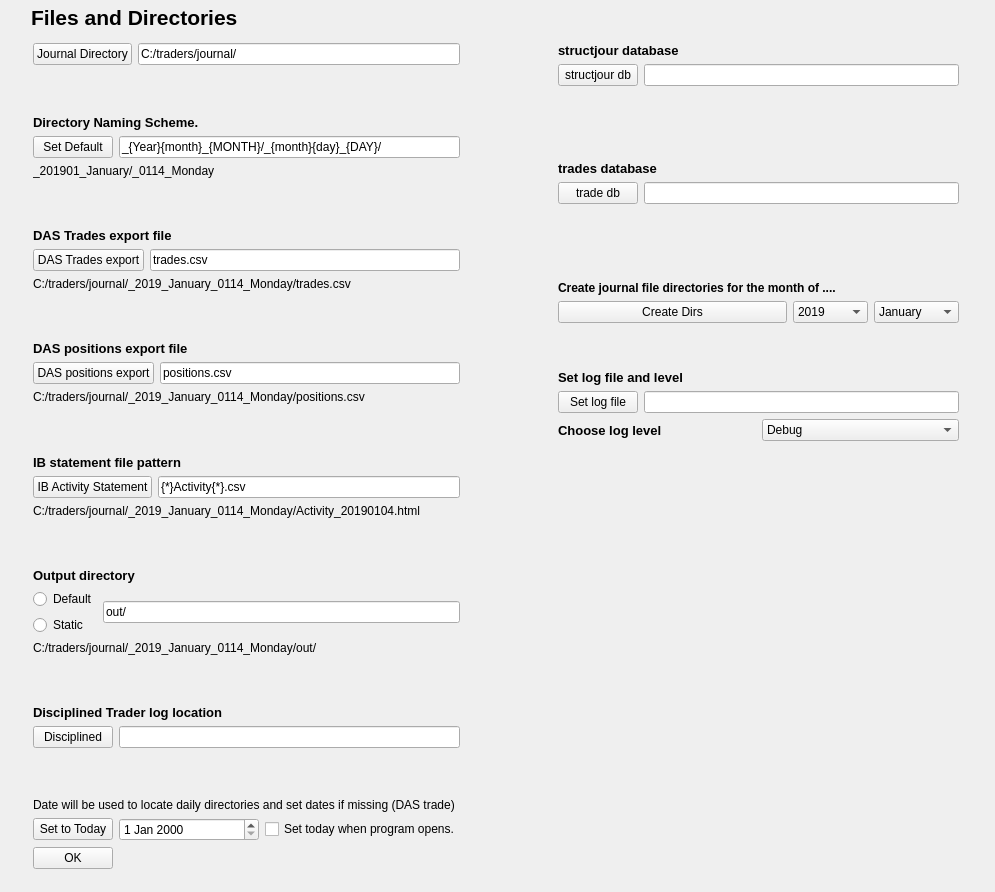
Qt form structjour/view/filesettings.ui (MikePia/structjour) before a commit.
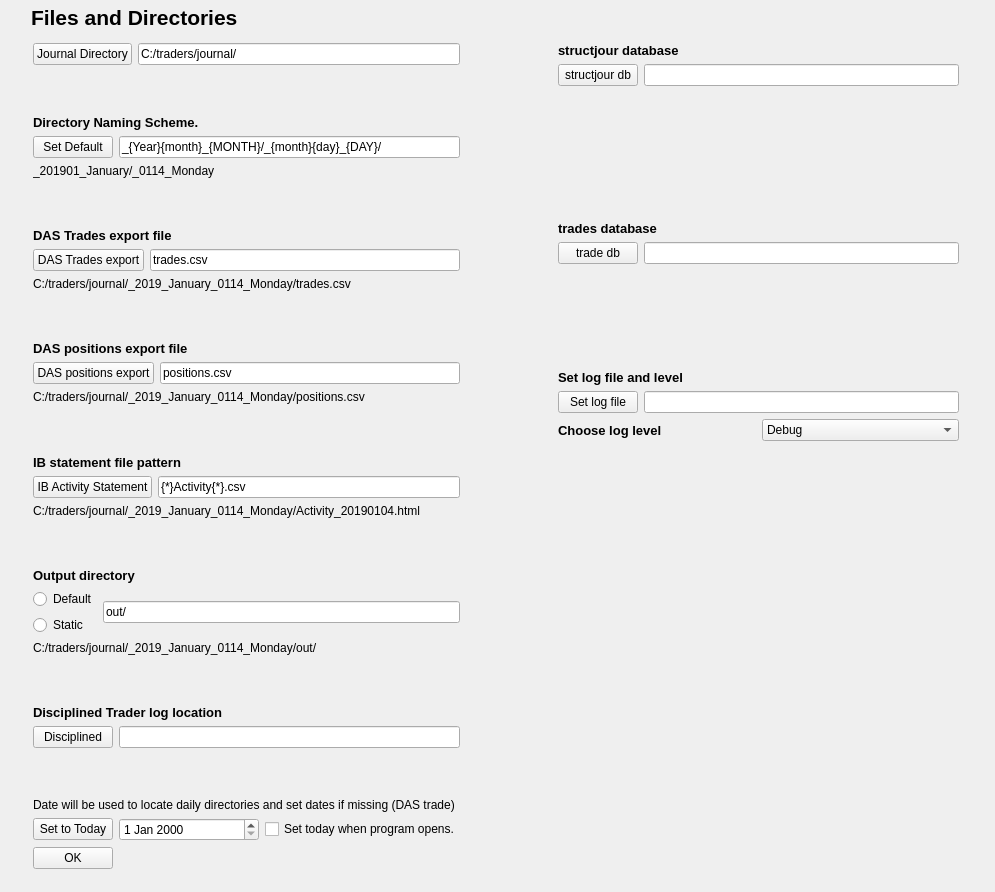
The same form after that commit. Icons and pictures are not drawn.

Commit message: Removed createDirs Stuff from filesettings dlg

```diff
--- a/structjour/view/filesettings.ui
+++ b/structjour/view/filesettings.ui
@@ -37,7 +37,7 @@
     <string>Files and Directories</string>
    </property>
   </widget>
-  <widget class="QWidget" name="">
+  <widget class="QWidget" name="layoutWidget">
    <property name="geometry">
     <rect>
      <x>33</x>
@@ -671,188 +671,6 @@
           </item>
          </layout>
         </item>
-        <item>
-         <layout class="QVBoxLayout" name="verticalLayout_6">
-          <item>
-           <spacer name="verticalSpacer_10">
-            <property name="orientation">
-             <enum>Qt::Vertical</enum>
-            </property>
-            <property name="sizeHint" stdset="0">
-             <size>
-              <width>20</width>
-              <height>18</height>
-             </size>
-            </property>
-           </spacer>
-          </item>
-          <item>
-           <layout class="QVBoxLayout" name="verticalLayout_5">
-            <item>
-             <widget class="QLabel" name="label_10">
-              <property name="sizePolicy">
-               <sizepolicy hsizetype="Minimum" vsizetype="Preferred">
-                <horstretch>0</horstretch>
-                <verstretch>0</verstretch>
-               </sizepolicy>
-              </property>
-              <property name="font">
-               <font>
-                <pointsize>9</pointsize>
-                <weight>75</weight>
-                <bold>true</bold>
-               </font>
-              </property>
-              <property name="text">
-               <string>Create journal file directories for the month of ....</string>
-              </property>
-             </widget>
-            </item>
-            <item>
-             <layout class="QHBoxLayout" name="horizontalLayout_12">
-              <item>
-               <widget class="QPushButton" name="createDirsBtn">
-                <property name="focusPolicy">
-                 <enum>Qt::NoFocus</enum>
-                </property>
-                <property name="text">
-                 <string>Create Dirs</string>
-                </property>
-               </widget>
-              </item>
-              <item>
-               <widget class="QComboBox" name="createDirsYear">
-                <property name="sizePolicy">
-                 <sizepolicy hsizetype="Minimum" vsizetype="Fixed">
-                  <horstretch>0</horstretch>
-                  <verstretch>0</verstretch>
-                 </sizepolicy>
-                </property>
-                <property name="maximumSize">
-                 <size>
-                  <width>75</width>
-                  <height>16777215</height>
-                 </size>
-                </property>
-                <item>
-                 <property name="text">
-                  <string>2019</string>
-                 </property>
-                </item>
-                <item>
-                 <property name="text">
-                  <string>2020</string>
-                 </property>
-                </item>
-                <item>
-                 <property name="text">
-                  <string>2021</string>
-                 </property>
-                </item>
-                <item>
-                 <property name="text">
-                  <string>2022</string>
-                 </property>
-                </item>
-                <item>
-                 <property name="text">
-                  <string>2023</string>
-                 </property>
-                </item>
-                <item>
-                 <property name="text">
-                  <string>2024</string>
-                 </property>
-                </item>
-                <item>
-                 <property name="text">
-                  <string>2025</string>
-                 </property>
-                </item>
-               </widget>
-              </item>
-              <item>
-               <widget class="QComboBox" name="createDirsMonth">
-                <property name="sizePolicy">
-                 <sizepolicy hsizetype="Minimum" vsizetype="Fixed">
-                  <horstretch>0</horstretch>
-                  <verstretch>0</verstretch>
-                 </sizepolicy>
-                </property>
-                <property name="maximumSize">
-                 <size>
-                  <width>85</width>
-                  <height>16777215</height>
-                 </size>
-                </property>
-                <item>
-                 <property name="text">
-                  <string>January</string>
-                 </property>
-                </item>
-                <item>
-                 <property name="text">
-                  <string>February</string>
-                 </property>
-                </item>
-                <item>
-                 <property name="text">
-                  <string>March</string>
-                 </property>
-                </item>
-                <item>
-                 <property name="text">
-                  <string>April</string>
-                 </property>
-                </item>
-                <item>
-                 <property name="text">
-                  <string>May</string>
-                 </property>
-                </item>
-                <item>
-                 <property name="text">
-                  <string>June</string>
-                 </property>
-                </item>
-                <item>
-                 <property name="text">
-                  <string>July</string>
-                 </property>
-                </item>
-                <item>
-                 <property name="text">
-                  <string>August</string>
-                 </property>
-                </item>
-                <item>
-                 <property name="text">
-                  <string>September</string>
-                 </property>
-                </item>
-                <item>
-                 <property name="text">
-                  <string>October</string>
-                 </property>
-                </item>
-                <item>
-                 <property name="text">
-                  <string>November</string>
-                 </property>
-                </item>
-                <item>
-                 <property name="text">
-                  <string>December</string>
-                 </property>
-                </item>
-               </widget>
-              </item>
-             </layout>
-            </item>
-           </layout>
-          </item>
-         </layout>
-        </item>
         <item>
          <layout class="QVBoxLayout" name="verticalLayout_9">
           <item>
```
The commit also changes 4 other files.
